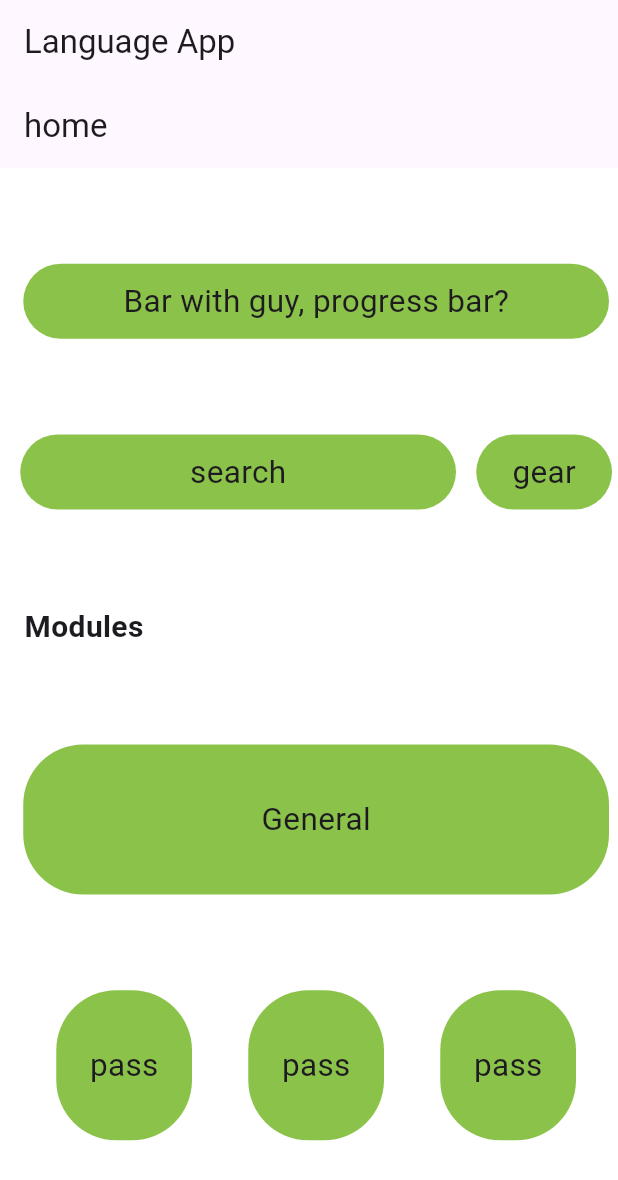
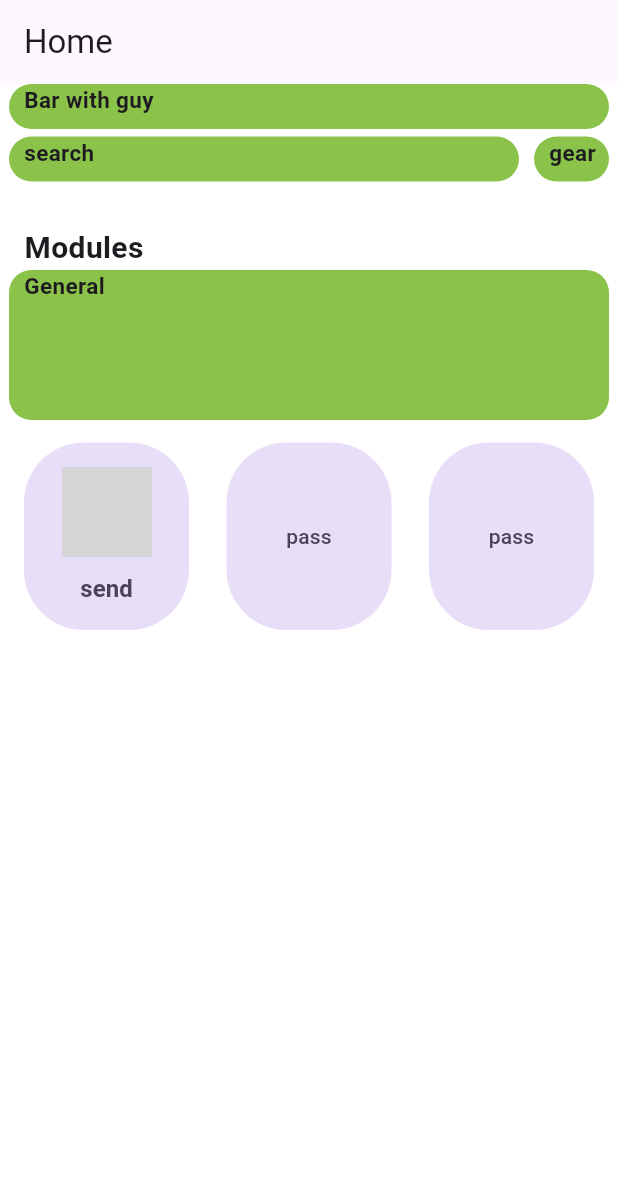
Before and after one commit to monsimb/CSCE3444_SoftwareEng, a Flutter app: the screen it shows after launch, on a phone screen of 412 x 824 dp. Shown: the top 1180 px of the screen. Run offline on Flutter 3.47's test engine with Material 3 defaults, Android fonts, the phone set to English and light mode, and no system bars; grey boxes are pictures that could not be loaded.

Commit message:
Created module class. First button connects

```diff
--- a/lib/main.dart
+++ b/lib/main.dart
@@ -1,94 +1,75 @@
 import 'package:flutter/material.dart';
-import 'dart:ui' as ui;
+
+// should add constants for sizes ( figure out how to use phone ratios for sizing? (scale factor))
 
 void main() => runApp(const MyApp());
 
 class MyApp extends StatelessWidget {
-  // root of your application.
+  // root of application
   const MyApp({super.key});
+
   @override
   Widget build(BuildContext context) {
     const String appTitle = 'layout demo';
     return MaterialApp(
+        // sets the style for the entire project (colors font etc)
         title: appTitle,
-      theme: ThemeData(primarySwatch: Colors.lightGreen),
-      home: Scaffold(
-          appBar: AppBar(
-            title: const Text('Language App'),
+        theme: ThemeData(
+          primarySwatch: Colors.blue,
         ),
-          body: const Center(
-            child: HomePage(),
-          )),
-    );
+        home: const _HomePageState());
   }
 }
 
-class HomePage extends StatefulWidget {
-  // homepage
-  const HomePage({super.key});
-  final String title = 'home';
+class _HomePageState extends StatelessWidget {
+  const _HomePageState({Key? key}) : super(key: key);
 
-  @override
-  _HomePageState createState() => _HomePageState();
-}
-
-class _HomePageState extends State<HomePage> {
-  //functions for main page would go here
-  void module() {}
+  // final controller = PageController(
+  //   initialPage: 1,
+  // );
 
   @override
   Widget build(BuildContext context) {
+    const h5_spacer = SizedBox(height: 5);
+    const h15_spacer = SizedBox(height: 15);
+    const w10_spacer = SizedBox(width: 10);
+
     return Scaffold(
-      backgroundColor: Colors.white,
+      backgroundColor: Colors.white, // setting style for home page (bg color)
       appBar: AppBar(
-        title: Text(widget.title),
+        title: const Text('Home'), // remove if no title is to displayed
       ),
-      body: Center(
-        child: Column(
-          mainAxisAlignment: MainAxisAlignment.spaceEvenly,
+      body: Column(
         children: <Widget>[
           // all widgets on home page
           SizedBox(
               width: 400,
-                height: 50,
-                child: customButtonWidget(
-                    'Bar with guy, progress bar?')), // change the dimensions to be phone dim dependent (ratio)
-            Row(
-                mainAxisAlignment: MainAxisAlignment.spaceEvenly,
-                children: <Widget>[
+              height: 30,
+              child: banner(
+                  'Bar with guy')), // change the dimensions to be phone dim dependent (ratio)
+
+          h5_spacer, // spacer
+
+          Row(mainAxisAlignment: MainAxisAlignment.center, children: <Widget>[
+            SizedBox(width: 340, height: 30, child: banner('search')),
+            w10_spacer,
+            SizedBox(width: 50, height: 30, child: banner('gear'))
+          ]),
+
+          const Padding(
+              padding: EdgeInsets.only(right: 300, top: 30),
+              child: Text('Modules',
+                  style:
+                      TextStyle(fontSize: 20.0, fontWeight: FontWeight.bold))),
+
+          SizedBox(width: 400, height: 100, child: banner('General')),
+
+          h15_spacer, // spacer
+
           SizedBox(
-                      width: 300,
-                      height: 50,
-                      child: customButtonWidget('search')),
-                  SizedBox(
-                      width: 100, height: 50, child: customButtonWidget('gear'))
-                ]),
-            Padding(
-                padding: const EdgeInsets.only(right: 300),
-                child: Text('Modules',
-                    style: new TextStyle(
-                        fontSize: 20.0, fontWeight: FontWeight.bold))),
-            SizedBox(
-                width: 400, height: 100, child: customButtonWidget('General')),
-
-            Row(
-                mainAxisAlignment: MainAxisAlignment.spaceEvenly,
-                children: <Widget>[
-                  SizedBox(
-                      width: 100,
-                      height: 100,
-                      child: customButtonWidget('pass')),
-                  SizedBox(
-                      width: 100,
-                      height: 100,
-                      child: customButtonWidget('pass')),
-                  SizedBox(
-                      width: 100,
-                      height: 100,
-                      child: customButtonWidget('pass')),
-                ]),
+            child: moduleButtonWidget(context, 'send'),
+          )
         ],
-        ),
       ),
       // floatingActionButton: FloatingActionButton(
       //   onPressed:
@@ -108,30 +89,143 @@ class _HomePageState extends State<HomePage> {
     );
   }
 
-  Widget customButtonWidget(text) {
+  Widget banner(text) {
     const colors = Colors.lightGreen;
-    return Stack(
-      children: [
-        // round box
-        Padding(
-          padding: EdgeInsetsDirectional.fromSTEB(50 * 0.19, 0, 0, 0),
-          child: Container(
+    return Container(
       decoration: BoxDecoration(
         color: colors,
-                  borderRadius: BorderRadius.only(
-                    topLeft: const Radius.circular(40.0),
-                    topRight: const Radius.circular(40.0),
-                    bottomRight: const Radius.circular(40.0),
-                    bottomLeft: const Radius.circular(40.0),
-                  )),
-              child: Center(
+        borderRadius: BorderRadius.circular(15.0), // Set the radius here
+      ),
+      padding: EdgeInsets.only(left: 10.0),
+      // child: Center(
       child: Text(
         text,
-                  textScaleFactor: 1.5,
+        style: TextStyle(
+          fontSize: 15.0,
+          fontWeight: FontWeight.bold,
         ),
-              )),
       ),
+      // ),
+    );
+  }
+
+  Widget moduleButtonWidget(BuildContext context, text) {
+    final ButtonStyle raisedButtonStyle = ElevatedButton.styleFrom(
+      minimumSize: const Size(110, 125),
+      shape: const RoundedRectangleBorder(
+        borderRadius: BorderRadius.all(Radius.circular(40)),
+      ),
+    );
+    return Stack(
+      children: <Widget>[
+        Row(mainAxisAlignment: MainAxisAlignment.center, children: <Widget>[
+          // submodule 1
+          FilledButton.tonal(
+            style: raisedButtonStyle,
+            onPressed: () {
+              Navigator.push(context, MaterialPageRoute(builder: (context) {
+                return _ModulePageState();
+              }));
+            }, // what happens when the button is pressed
+            child: Column(
+              mainAxisAlignment: MainAxisAlignment.center,
+              children: <Widget>[
+                Image.asset(
+                  'assets\\direction_bird.png',
+                  height: 60,
+                  width: 60,
+                  fit: BoxFit.contain,
+                ),
+                SizedBox(height: 10),
+                Text(
+                  text,
+                  style: TextStyle(
+                    fontSize: 16,
+                    fontWeight: FontWeight.bold,
+                  ),
+                ),
+              ],
+            ),
+          ),
+          const SizedBox(width: 25), // spacer
+
+          // submodule 2
+          FilledButton.tonal(
+            style: raisedButtonStyle,
+            onPressed: () {}, // what happens when the button is pressed
+            child: const Text('pass'),
+          ),
+
+          const SizedBox(width: 25), // spacer
+
+          //submode 3
+          FilledButton.tonal(
+            style: raisedButtonStyle,
+            onPressed: () {}, // what happens when the button is pressed
+            child: const Text('pass'),
+          ),
+        ]),
       ],
     );
   }
 }
+
+class _ModulePageState extends StatelessWidget {
+  //functions for main page would go here
+  void module() {}
+
+  // final controller = PageController(
+  //   initialPage: 1,
+  // );
+
+  @override
+  Widget build(BuildContext context) {
+    return Scaffold(
+      backgroundColor: Colors.white, // setting style for home page (bg color)
+      appBar: AppBar(
+        title: const Text('oingo'), // remove if no title is to displayed
+      ),
+      body: const Column(
+        children: <Widget>[
+          // all widgets on home page
+          SizedBox(
+              width: 400,
+              height: 50,
+              child: Text(
+                  'module')), // change the dimensions to be phone dim dependent (ratio)
+          SizedBox(height: 5), // spacer
+          Row(mainAxisAlignment: MainAxisAlignment.center, children: <Widget>[
+            SizedBox(width: 340, height: 50, child: Text('module')),
+            SizedBox(width: 60, height: 50, child: Text('module'))
+          ]),
+          Padding(
+              padding: const EdgeInsets.only(right: 300, top: 30),
+              child: Text('Modules',
+                  style:
+                      TextStyle(fontSize: 20.0, fontWeight: FontWeight.bold))),
+          SizedBox(width: 400, height: 100, child: Text('module')),
+
+          SizedBox(height: 15), // spacer
+          SizedBox(
+            child: Text('module'),
+          )
+        ],
+      ),
+      // floatingActionButton: FloatingActionButton(
+      //   onPressed:
+      //       module, // replace with the function for the specific module it leads to
+      //   tooltip: 'Increment',
+      //   child: Ink(
+      //     height: 100,
+      //     width: 100,
+      //     decoration: BoxDecoration(
+      //       image: DecorationImage(
+      //         image: AssetImage('assets\\weetabix.jpg'),
+      //         fit: BoxFit.cover,
+      //       ),
+      //     ),
+      //   ),
+      // ),
+    );
+  }
+}
--- a/pubspec.yaml
+++ b/pubspec.yaml
@@ -59,6 +59,7 @@ flutter:
   # To add assets to your application, add an assets section, like this:
   assets:
     - assets\weetabix.jpg
+    - assets\direction_bird.png
 
   # An image asset can refer to one or more resolution-specific "variants", see
   # https://flutter.dev/assets-and-images/#resolution-aware
```
Also changed, not shown: assets/direction_bird.png (added). Lines whose indentation alone changed are shown as unchanged.
